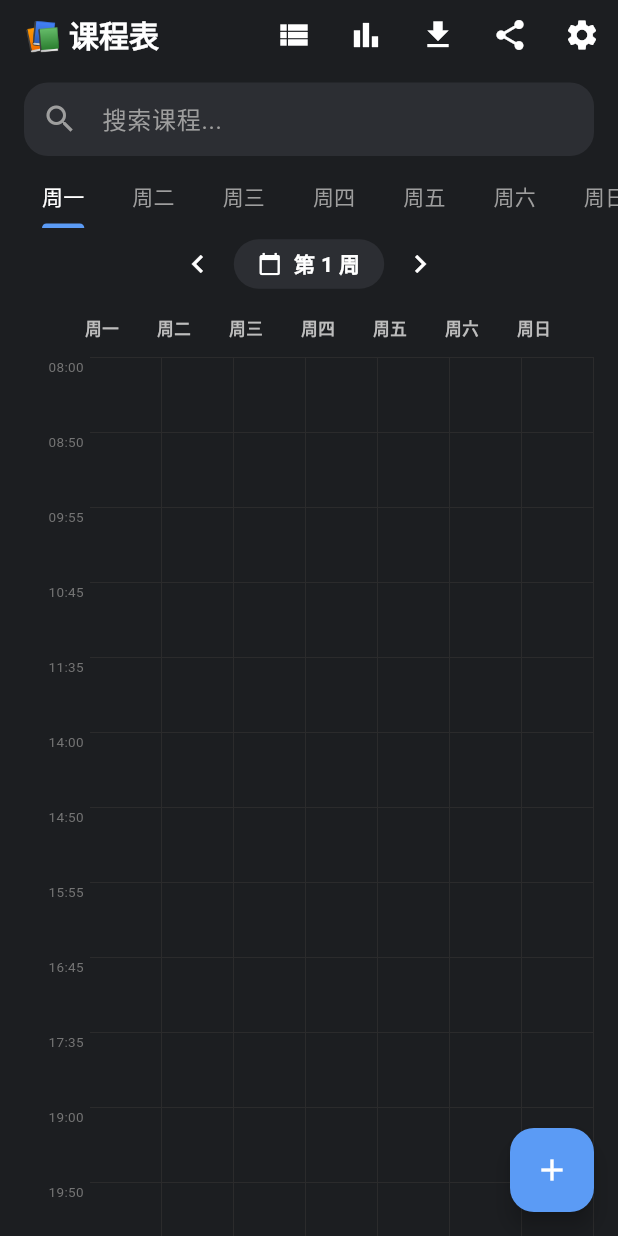
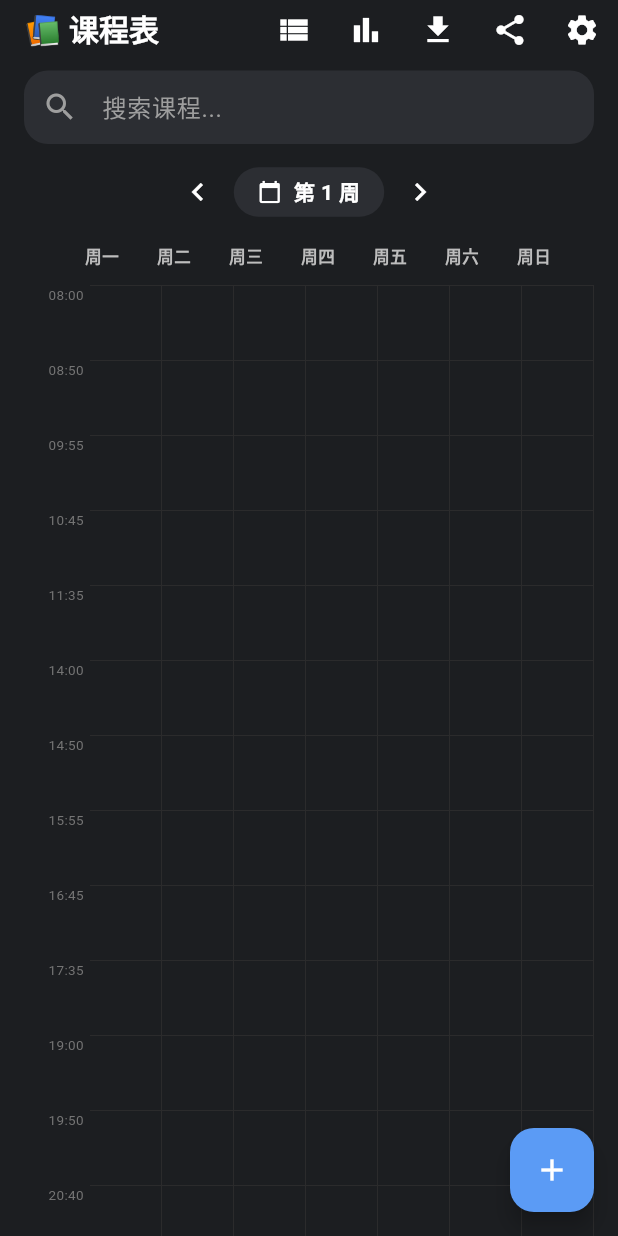
Before and after one commit to a3292334877-star/herrycat, a Flutter app: the screen it shows after launch, on a phone screen of 412 x 824 dp. Run offline on Flutter 3.47's test engine with Material 3 defaults, Android fonts, the phone set to English and light mode, and no system bars; our stand-ins replace flutter_local_notifications, flutter_timezone, share_plus, shared_preferences, sqflite, timezone; missing offline and left inert: pointycastle; accounts and stored records are empty.

Commit message:
fix: hide day-of-week TabBar when weekly grid mode is active
only search bar + week-bar shown in grid view; TabBar hidden

```diff
--- a/lib/screens/home_screen.dart
+++ b/lib/screens/home_screen.dart
@@ -53,7 +53,7 @@ class _HomeScreenState extends State<HomeScreen>
           ),
         ),
         bottom: PreferredSize(
-          preferredSize: const Size.fromHeight(96),
+          preferredSize: Size.fromHeight(_weeklyGridMode ? 48 : 96),
           child: Column(
             children: [
               Padding(
@@ -85,6 +85,7 @@ class _HomeScreenState extends State<HomeScreen>
                   onChanged: (v) => setState(() => _searchQuery = v.toLowerCase()),
                 ),
               ),
+              if (!_weeklyGridMode)
                 SizedBox(
                   height: 40,
                   child: TabBar(
```
Lines whose indentation alone changed are shown as unchanged.
